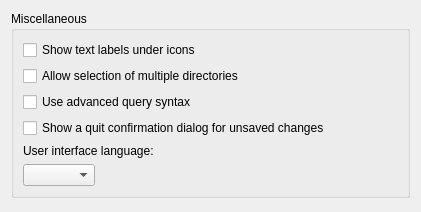
This is ui/options_interface.ui in metabrainz/picard as Qt 5 draws it before an edit. The edited form follows.
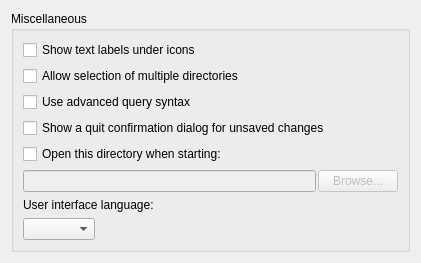
This is the edited form.

Commit message:
Add an option in Advanced>Interface to set starting directory.
By default, Picard remembers last directory used and restores it on start,
but this isn't not always desirable, one may prefer to start on the same directory
each time.
This patch allows one to change default behavior and set a starting directory.

Patch:
```diff
--- a/ui/options_interface.ui
+++ b/ui/options_interface.ui
@@ -44,7 +44,38 @@
          <string>Show a quit confirmation dialog for unsaved changes</string>
         </property>
        </widget>
-      </item>
+    </item>
+    <item>
+	  <widget class="QCheckBox" name="starting_directory">
+		 <property name="text">
+		  <string>Open this directory when starting:</string>
+		 </property>
+		</widget>
+	   </item>
+	   <item>
+		<layout class="QHBoxLayout" name="horizontalLayout_4">
+		 <property name="spacing">
+		  <number>2</number>
+		 </property>
+		 <item>
+		  <widget class="QLineEdit" name="starting_directory_path">
+		   <property name="enabled">
+			<bool>false</bool>
+		   </property>
+		  </widget>
+		 </item>
+		 <item>
+		  <widget class="QPushButton" name="starting_directory_browse">
+		   <property name="enabled">
+			<bool>false</bool>
+		   </property>
+		   <property name="text">
+			<string>Browse...</string>
+		   </property>
+		  </widget>
+		 </item>
+		</layout>
+	   </item>
       <item>
        <widget class="QLabel" name="label">
         <property name="text">
```
The commit also changes 3 other files.
